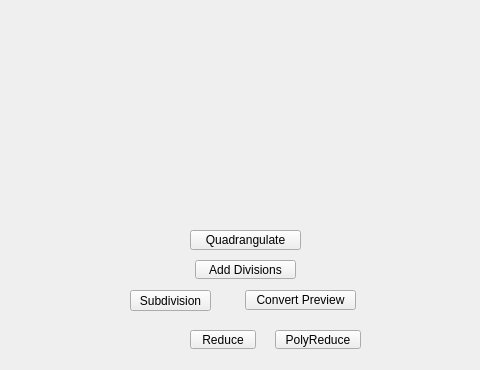
Old version of the form tentacle/ui/subdivision#submenu.ui in the repository m3trik/tentacle; both pictures show x 120 to 600 and y 0 to 370 of the 600 by 600 pixel window.
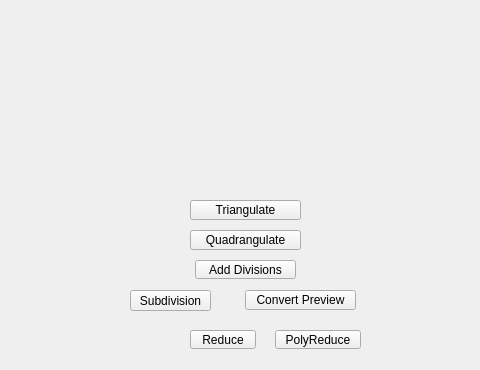
New version of the form.

```diff
--- a/tentacle/ui/subdivision#submenu.ui
+++ b/tentacle/ui/subdivision#submenu.ui
@@ -288,6 +288,43 @@
      </size>
     </property>
    </widget>
+   <widget class="QPushButton" name="b001">
+    <property name="enabled">
+     <bool>true</bool>
+    </property>
+    <property name="geometry">
+     <rect>
+      <x>310</x>
+      <y>200</y>
+      <width>111</width>
+      <height>20</height>
+     </rect>
+    </property>
+    <property name="minimumSize">
+     <size>
+      <width>0</width>
+      <height>20</height>
+     </size>
+    </property>
+    <property name="maximumSize">
+     <size>
+      <width>16777215</width>
+      <height>20</height>
+     </size>
+    </property>
+    <property name="toolTip">
+     <string>Change the selected faces into triangles.</string>
+    </property>
+    <property name="text">
+     <string>Triangulate</string>
+    </property>
+    <property name="iconSize">
+     <size>
+      <width>18</width>
+      <height>18</height>
+     </size>
+    </property>
+   </widget>
   </widget>
  </widget>
  <resources/>
```
